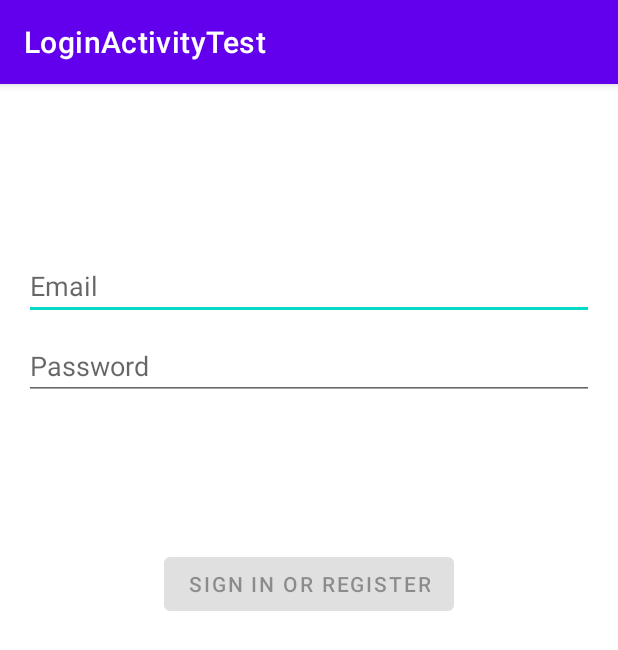
After one commit to eeibmce/QuarterMaster, an Android app: the LoginActivityTest screen opened directly, with no data from a screen before it, on a phone screen of 412 x 824 dp. The commit adds this screen. Shown: the top 650 px of the screen. Run offline under Robolectric (Android 15) with nearby library versions, the phone set to English and light mode, and no system bars.

Commit message:
Added dummy activity

```diff
--- a/app/src/main/java/com/example/quartermaster/MainActivity.java
+++ b/app/src/main/java/com/example/quartermaster/MainActivity.java
@@ -15,13 +15,10 @@ public class MainActivity extends AppCompatActivity {
         super.onCreate(savedInstanceState);
         setContentView(R.layout.activity_main);
 
-        Intent i = new Intent(this, Register.class);
-        startActivity(i);
     }
 
     public void logout(View view) {
         FirebaseAuth.getInstance().signOut();//logout
-        startActivity(new Intent(getApplicationContext(),Login.class));
         finish();
     }
 
--- /dev/null
+++ b/app/src/main/java/com/example/quartermaster/ui/login/LoginActivityTest.java
@@ -0,0 +1,132 @@
+package  com.example.quartermaster.ui.login;
+
+import android.app.Activity;
+import androidx.lifecycle.Observer;
+import androidx.lifecycle.ViewModelProvider;
+import android.os.Bundle;
+import androidx.annotation.Nullable;
+import androidx.annotation.StringRes;
+import androidx.appcompat.app.AppCompatActivity;
+import android.text.Editable;
+import android.text.TextWatcher;
+import android.view.KeyEvent;
+import android.view.View;
+import android.view.inputmethod.EditorInfo;
+import android.widget.Button;
+import android.widget.EditText;
+import android.widget.ProgressBar;
+import android.widget.TextView;
+import android.widget.Toast;
+
+import com.example.quartermaster.R;
+import com.example.quartermaster.ui.login.LoginViewModel;
+import com.example.quartermaster.ui.login.LoginViewModelFactory;
+import com.example.quartermaster.databinding.ActivityLoginTestBinding;
+
+public class LoginActivityTest extends AppCompatActivity {
+
+    private LoginViewModel loginViewModel;
+private ActivityLoginTestBinding binding;
+
+    @Override
+    public void onCreate(Bundle savedInstanceState) {
+        super.onCreate(savedInstanceState);
+
+     binding = ActivityLoginTestBinding.inflate(getLayoutInflater());
+     setContentView(binding.getRoot());
+
+        loginViewModel = new ViewModelProvider(this, new LoginViewModelFactory())
+                .get(LoginViewModel.class);
+
+        final EditText usernameEditText = binding.username;
+        final EditText passwordEditText = binding.password;
+        final Button loginButton = binding.login;
+        final ProgressBar loadingProgressBar = binding.loading;
+
+        loginViewModel.getLoginFormState().observe(this, new Observer<LoginFormState>() {
+            @Override
+            public void onChanged(@Nullable LoginFormState loginFormState) {
+                if (loginFormState == null) {
+                    return;
+                }
+                loginButton.setEnabled(loginFormState.isDataValid());
+                if (loginFormState.getUsernameError() != null) {
+                    usernameEditText.setError(getString(loginFormState.getUsernameError()));
+                }
+                if (loginFormState.getPasswordError() != null) {
+                    passwordEditText.setError(getString(loginFormState.getPasswordError()));
+                }
+            }
+        });
+
+        loginViewModel.getLoginResult().observe(this, new Observer<LoginResult>() {
+            @Override
+            public void onChanged(@Nullable LoginResult loginResult) {
+                if (loginResult == null) {
+                    return;
+                }
+                loadingProgressBar.setVisibility(View.GONE);
+                if (loginResult.getError() != null) {
+                    showLoginFailed(loginResult.getError());
+                }
+                if (loginResult.getSuccess() != null) {
+                    updateUiWithUser(loginResult.getSuccess());
+                }
+                setResult(Activity.RESULT_OK);
+
+                //Complete and destroy login activity once successful
+                finish();
+            }
+        });
+
+        TextWatcher afterTextChangedListener = new TextWatcher() {
+            @Override
+            public void beforeTextChanged(CharSequence s, int start, int count, int after) {
+                // ignore
+            }
+
+            @Override
+            public void onTextChanged(CharSequence s, int start, int before, int count) {
+                // ignore
+            }
+
+            @Override
+            public void afterTextChanged(Editable s) {
+                loginViewModel.loginDataChanged(usernameEditText.getText().toString(),
+                        passwordEditText.getText().toString());
+            }
+        };
+        usernameEditText.addTextChangedListener(afterTextChangedListener);
+        passwordEditText.addTextChangedListener(afterTextChangedListener);
+        passwordEditText.setOnEditorActionListener(new TextView.OnEditorActionListener() {
+
+            @Override
+            public boolean onEditorAction(TextView v, int actionId, KeyEvent event) {
+                if (actionId == EditorInfo.IME_ACTION_DONE) {
+                    loginViewModel.login(usernameEditText.getText().toString(),
+                            passwordEditText.getText().toString());
+                }
+                return false;
+            }
+        });
+
+        loginButton.setOnClickListener(new View.OnClickListener() {
+            @Override
+            public void onClick(View v) {
+                loadingProgressBar.setVisibility(View.VISIBLE);
+                loginViewModel.login(usernameEditText.getText().toString(),
+                        passwordEditText.getText().toString());
+            }
+        });
+    }
+
+    private void updateUiWithUser(LoggedInUserView model) {
+        String welcome = getString(R.string.welcome) + model.getDisplayName();
+        // TODO : initiate successful logged in experience
+        Toast.makeText(getApplicationContext(), welcome, Toast.LENGTH_LONG).show();
+    }
+
+    private void showLoginFailed(@StringRes Integer errorString) {
+        Toast.makeText(getApplicationContext(), errorString, Toast.LENGTH_SHORT).show();
+    }
+}
--- /dev/null
+++ b/app/src/main/java/com/example/quartermaster/ui/login/LoginViewModel.java
@@ -0,0 +1,69 @@
+package com.example.quartermaster.ui.login;
+
+import androidx.lifecycle.LiveData;
+import androidx.lifecycle.MutableLiveData;
+import androidx.lifecycle.ViewModel;
+import android.util.Patterns;
+
+import com.example.quartermaster.data.LoginRepository;
+import com.example.quartermaster.data.Result;
+import com.example.quartermaster.data.model.LoggedInUser;
+import com.example.quartermaster.R;
+
+public class LoginViewModel extends ViewModel {
+
+    private MutableLiveData<LoginFormState> loginFormState = new MutableLiveData<>();
+    private MutableLiveData<LoginResult> loginResult = new MutableLiveData<>();
+    private LoginRepository loginRepository;
+
+    LoginViewModel(LoginRepository loginRepository) {
+        this.loginRepository = loginRepository;
+    }
+
+    LiveData<LoginFormState> getLoginFormState() {
+        return loginFormState;
+    }
+
+    LiveData<LoginResult> getLoginResult() {
+        return loginResult;
+    }
+
+    public void login(String username, String password) {
+        // can be launched in a separate asynchronous job
+        Result<LoggedInUser> result = loginRepository.login(username, password);
+
+        if (result instanceof Result.Success) {
+            LoggedInUser data = ((Result.Success<LoggedInUser>) result).getData();
+            loginResult.setValue(new LoginResult(new LoggedInUserView(data.getDisplayName())));
+        } else {
+            loginResult.setValue(new LoginResult(R.string.login_failed));
+        }
+    }
+
+    public void loginDataChanged(String username, String password) {
+        if (!isUserNameValid(username)) {
+            loginFormState.setValue(new LoginFormState(R.string.invalid_username, null));
+        } else if (!isPasswordValid(password)) {
+            loginFormState.setValue(new LoginFormState(null, R.string.invalid_password));
+        } else {
+            loginFormState.setValue(new LoginFormState(true));
+        }
+    }
+
+    // A placeholder username validation check
+    private boolean isUserNameValid(String username) {
+        if (username == null) {
+            return false;
+        }
+        if (username.contains("@")) {
+            return Patterns.EMAIL_ADDRESS.matcher(username).matches();
+        } else {
+            return !username.trim().isEmpty();
+        }
+    }
+
+    // A placeholder password validation check
+    private boolean isPasswordValid(String password) {
+        return password != null && password.trim().length() > 5;
+    }
+}
--- /dev/null
+++ b/app/src/main/java/com/example/quartermaster/ui/login/LoginViewModelFactory.java
@@ -0,0 +1,26 @@
+package com.example.quartermaster.ui.login;
+
+import androidx.lifecycle.ViewModel;
+import androidx.lifecycle.ViewModelProvider;
+import androidx.annotation.NonNull;
+
+import com.example.quartermaster.data.LoginDataSource;
+import com.example.quartermaster.data.LoginRepository;
+
+/**
+ * ViewModel provider factory to instantiate LoginViewModel.
+ * Required given LoginViewModel has a non-empty constructor
+ */
+public class LoginViewModelFactory implements ViewModelProvider.Factory {
+
+    @NonNull
+    @Override
+    @SuppressWarnings("unchecked")
+    public <T extends ViewModel> T create(@NonNull Class<T> modelClass) {
+        if (modelClass.isAssignableFrom(LoginViewModel.class)) {
+            return (T) new LoginViewModel(LoginRepository.getInstance(new LoginDataSource()));
+        } else {
+            throw new IllegalArgumentException("Unknown ViewModel class");
+        }
+    }
+}
--- /dev/null
+++ b/app/src/main/res/layout-w1240dp/activity_login_test.xml
@@ -0,0 +1,70 @@
+<?xml version="1.0" encoding="utf-8"?>
+<androidx.constraintlayout.widget.ConstraintLayout
+    xmlns:android="http://schemas.android.com/apk/res/android"
+    xmlns:app="http://schemas.android.com/apk/res-auto"
+    xmlns:tools="http://schemas.android.com/tools"
+    android:id="@+id/container"
+    android:layout_width="match_parent"
+    android:layout_height="match_parent"
+    android:paddingBottom="@dimen/activity_vertical_margin"
+    android:paddingLeft="@dimen/activity_horizontal_margin"
+    android:paddingRight="@dimen/activity_horizontal_margin"
+    android:paddingTop="@dimen/activity_vertical_margin"
+    tools:context=".ui.login.LoginActivityTest">
+
+    <EditText
+        android:id="@+id/username"
+        android:layout_width="0dp"
+        android:layout_height="wrap_content"
+        android:layout_marginTop="96dp"
+        android:hint="@string/prompt_email"
+        android:inputType="textEmailAddress"
+        android:selectAllOnFocus="true"
+        app:layout_constraintEnd_toEndOf="parent"
+        app:layout_constraintStart_toStartOf="parent"
+        app:layout_constraintTop_toTopOf="parent" />
+
+    <EditText
+        android:id="@+id/password"
+        android:layout_width="0dp"
+        android:layout_height="wrap_content"
+        android:layout_marginTop="8dp"
+        android:hint="@string/prompt_password"
+        android:imeActionLabel="@string/action_sign_in_short"
+        android:imeOptions="actionDone"
+        android:inputType="textPassword"
+        android:selectAllOnFocus="true"
+        app:layout_constraintEnd_toEndOf="parent"
+        app:layout_constraintStart_toStartOf="parent"
+        app:layout_constraintTop_toBottomOf="@+id/username" />
+
+    <Button
+        android:id="@+id/login"
+        android:enabled="false"
+        android:layout_width="wrap_content"
+        android:layout_height="wrap_content"
+        android:layout_gravity="start"
+        android:layout_marginTop="16dp"
+        android:layout_marginBottom="64dp"
+        android:text="@string/action_sign_in"
+        app:layout_constraintBottom_toBottomOf="parent"
+        app:layout_constraintEnd_toEndOf="parent"
+        app:layout_constraintStart_toStartOf="parent"
+        app:layout_constraintTop_toBottomOf="@+id/password"
+        app:layout_constraintVertical_bias="0.2" />
+
+    <ProgressBar
+        android:id="@+id/loading"
+        android:visibility="gone"
+        android:layout_width="wrap_content"
+        android:layout_height="wrap_content"
+        android:layout_gravity="center"
+        android:layout_marginTop="64dp"
+        android:layout_marginBottom="64dp"
+        app:layout_constraintBottom_toBottomOf="parent"
+        app:layout_constraintEnd_toEndOf="@+id/password"
+        app:layout_constraintStart_toStartOf="@+id/password"
+        app:layout_constraintTop_toTopOf="parent"
+        app:layout_constraintVertical_bias="0.3" />
+
+</androidx.constraintlayout.widget.ConstraintLayout>
--- /dev/null
+++ b/app/src/main/res/layout-w936dp/activity_login_test.xml
@@ -0,0 +1,77 @@
+<?xml version="1.0" encoding="utf-8"?>
+<androidx.constraintlayout.widget.ConstraintLayout
+    xmlns:android="http://schemas.android.com/apk/res/android"
+    xmlns:app="http://schemas.android.com/apk/res-auto"
+    xmlns:tools="http://schemas.android.com/tools"
+    android:id="@+id/container"
+    android:layout_width="match_parent"
+    android:layout_height="match_parent"
+    android:paddingBottom="@dimen/activity_vertical_margin"
+    android:paddingLeft="@dimen/activity_horizontal_margin"
+    android:paddingRight="@dimen/activity_horizontal_margin"
+    android:paddingTop="@dimen/activity_vertical_margin"
+    tools:context=".ui.login.LoginActivityTest">
+
+    <androidx.constraintlayout.widget.ConstraintLayout
+        android:layout_width="840dp"
+        android:layout_height="match_parent"
+        app:layout_constraintStart_toStartOf="parent"
+        app:layout_constraintEnd_toEndOf="parent">
+
+    <EditText
+        android:id="@+id/username"
+        android:layout_width="0dp"
+        android:layout_height="wrap_content"
+        android:layout_marginTop="96dp"
+        android:hint="@string/prompt_email"
+        android:inputType="textEmailAddress"
+        android:selectAllOnFocus="true"
+        app:layout_constraintEnd_toEndOf="parent"
+        app:layout_constraintStart_toStartOf="parent"
+        app:layout_constraintTop_toTopOf="parent" />
+
+    <EditText
+        android:id="@+id/password"
+        android:layout_width="0dp"
+        android:layout_height="wrap_content"
+        android:layout_marginTop="8dp"
+        android:hint="@string/prompt_password"
+        android:imeActionLabel="@string/action_sign_in_short"
+        android:imeOptions="actionDone"
+        android:inputType="textPassword"
+        android:selectAllOnFocus="true"
+        app:layout_constraintEnd_toEndOf="parent"
+        app:layout_constraintStart_toStartOf="parent"
+        app:layout_constraintTop_toBottomOf="@+id/username" />
+
+    <Button
+        android:id="@+id/login"
+        android:enabled="false"
+        android:layout_width="wrap_content"
+        android:layout_height="wrap_content"
+        android:layout_gravity="start"
+        android:layout_marginTop="16dp"
+        android:layout_marginBottom="64dp"
+        android:text="@string/action_sign_in"
+        app:layout_constraintBottom_toBottomOf="parent"
+        app:layout_constraintEnd_toEndOf="parent"
+        app:layout_constraintStart_toStartOf="parent"
+        app:layout_constraintTop_toBottomOf="@+id/password"
+        app:layout_constraintVertical_bias="0.2" />
+
+    <ProgressBar
+        android:id="@+id/loading"
+        android:visibility="gone"
+        android:layout_width="wrap_content"
+        android:layout_height="wrap_content"
+        android:layout_gravity="center"
+        android:layout_marginTop="64dp"
+        android:layout_marginBottom="64dp"
+        app:layout_constraintBottom_toBottomOf="parent"
+        app:layout_constraintEnd_toEndOf="@+id/password"
+        app:layout_constraintStart_toStartOf="@+id/password"
+        app:layout_constraintTop_toTopOf="parent"
+        app:layout_constraintVertical_bias="0.3" />
+
+    </androidx.constraintlayout.widget.ConstraintLayout>
+</androidx.constraintlayout.widget.ConstraintLayout>
--- /dev/null
+++ b/app/src/main/res/layout/activity_login_test.xml
@@ -0,0 +1,70 @@
+<?xml version="1.0" encoding="utf-8"?>
+<androidx.constraintlayout.widget.ConstraintLayout
+    xmlns:android="http://schemas.android.com/apk/res/android"
+    xmlns:app="http://schemas.android.com/apk/res-auto"
+    xmlns:tools="http://schemas.android.com/tools"
+    android:id="@+id/container"
+    android:layout_width="match_parent"
+    android:layout_height="match_parent"
+    android:paddingBottom="@dimen/activity_vertical_margin"
+    android:paddingLeft="@dimen/activity_horizontal_margin"
+    android:paddingRight="@dimen/activity_horizontal_margin"
+    android:paddingTop="@dimen/activity_vertical_margin"
+    tools:context=".ui.login.LoginActivityTest">
+
+    <EditText
+        android:id="@+id/username"
+        android:layout_width="0dp"
+        android:layout_height="wrap_content"
+        android:layout_marginTop="96dp"
+        android:hint="@string/prompt_email"
+        android:inputType="textEmailAddress"
+        android:selectAllOnFocus="true"
+        app:layout_constraintEnd_toEndOf="parent"
+        app:layout_constraintStart_toStartOf="parent"
+        app:layout_constraintTop_toTopOf="parent" />
+
+    <EditText
+        android:id="@+id/password"
+        android:layout_width="0dp"
+        android:layout_height="wrap_content"
+        android:layout_marginTop="8dp"
+        android:hint="@string/prompt_password"
+        android:imeActionLabel="@string/action_sign_in_short"
+        android:imeOptions="actionDone"
+        android:inputType="textPassword"
+        android:selectAllOnFocus="true"
+        app:layout_constraintEnd_toEndOf="parent"
+        app:layout_constraintStart_toStartOf="parent"
+        app:layout_constraintTop_toBottomOf="@+id/username" />
+
+    <Button
+        android:id="@+id/login"
+        android:enabled="false"
+        android:layout_width="wrap_content"
+        android:layout_height="wrap_content"
+        android:layout_gravity="start"
+        android:layout_marginTop="16dp"
+        android:layout_marginBottom="64dp"
+        android:text="@string/action_sign_in"
+        app:layout_constraintBottom_toBottomOf="parent"
+        app:layout_constraintEnd_toEndOf="parent"
+        app:layout_constraintStart_toStartOf="parent"
+        app:layout_constraintTop_toBottomOf="@+id/password"
+        app:layout_constraintVertical_bias="0.2" />
+
+    <ProgressBar
+        android:id="@+id/loading"
+        android:visibility="gone"
+        android:layout_width="wrap_content"
+        android:layout_height="wrap_content"
+        android:layout_gravity="center"
+        android:layout_marginTop="64dp"
+        android:layout_marginBottom="64dp"
+        app:layout_constraintBottom_toBottomOf="parent"
+        app:layout_constraintEnd_toEndOf="@+id/password"
+        app:layout_constraintStart_toStartOf="@+id/password"
+        app:layout_constraintTop_toTopOf="parent"
+        app:layout_constraintVertical_bias="0.3" />
+
+</androidx.constraintlayout.widget.ConstraintLayout>
--- /dev/null
+++ b/app/src/main/res/values/dimens.xml
@@ -0,0 +1,5 @@
+<resources>
+    <!-- Default screen margins, per the Android Design guidelines. -->
+ <dimen name="activity_horizontal_margin">16dp</dimen>
+ <dimen name="activity_vertical_margin">16dp</dimen>
+</resources>
```
Also changed, not shown: app/src/main/AndroidManifest.xml (+10 -8 lines), app/src/main/java/com/example/quartermaster/ui/login/LoggedInUserView.java (added, +17 -0 lines), app/src/main/java/com/example/quartermaster/ui/login/LoginFormState.java (added, +40 -0 lines), app/src/main/java/com/example/quartermaster/ui/login/LoginResult.java (added, +31 -0 lines).
